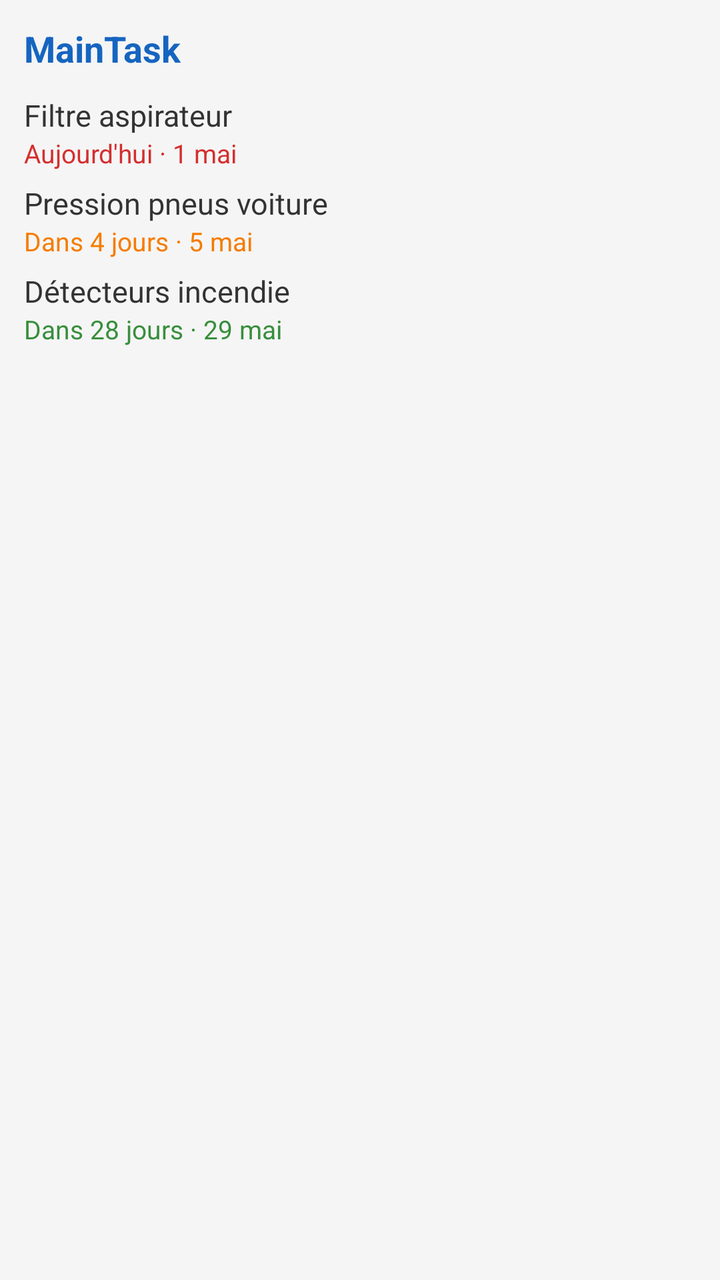
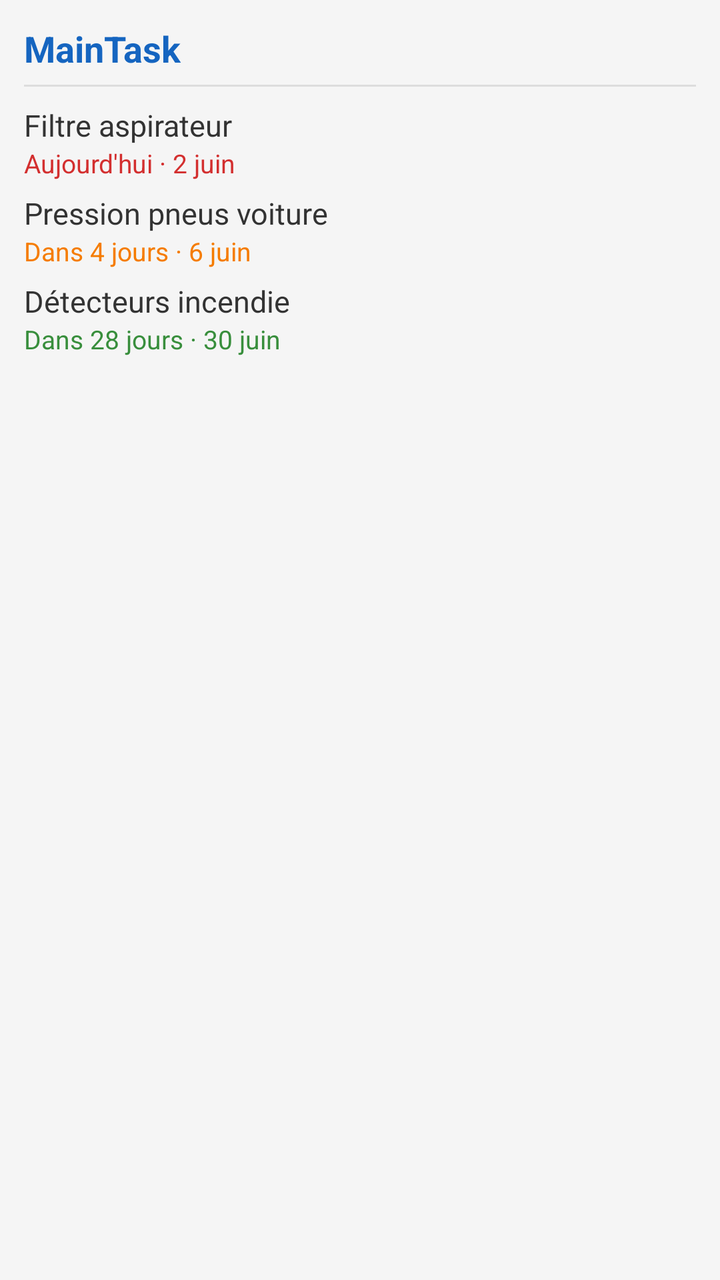

Two renders of the same Android screen: before a commit and after it. Below are the layout's source before the change and the commit's diff.
<!-- AndroidManifest.xml: application theme Theme.Maintask -->
<!-- res/layout/widget_preview.xml -->
<?xml version="1.0" encoding="utf-8"?>
<LinearLayout xmlns:android="http://schemas.android.com/apk/res/android"
    android:layout_width="match_parent"
    android:layout_height="match_parent"
    android:orientation="vertical"
    android:padding="12dp"
    android:background="#F5F5F5">

    <TextView
        android:layout_width="wrap_content"
        android:layout_height="wrap_content"
        android:text="MainTask"
        android:textSize="18sp"
        android:textStyle="bold"
        android:textColor="#1565C0" />

    <Space android:layout_width="match_parent" android:layout_height="8dp" />

    
    <LinearLayout
        android:layout_width="match_parent"
        android:layout_height="wrap_content"
        android:orientation="vertical"
        android:paddingVertical="3dp">
        <TextView
            android:layout_width="wrap_content"
            android:layout_height="wrap_content"
            android:text="Filtre aspirateur"
            android:textSize="15sp"
            android:textColor="#333333" />
        <TextView
            android:layout_width="wrap_content"
            android:layout_height="wrap_content"
            android:text="Aujourd'hui · 1 mai"
            android:textSize="13sp"
            android:textColor="#D32F2F" />
    </LinearLayout>

    
    <LinearLayout
        android:layout_width="match_parent"
        android:layout_height="wrap_content"
        android:orientation="vertical"
        android:paddingVertical="3dp">
        <TextView
            android:layout_width="wrap_content"
            android:layout_height="wrap_content"
            android:text="Pression pneus voiture"
            android:textSize="15sp"
            android:textColor="#333333" />
        <TextView
            android:layout_width="wrap_content"
            android:layout_height="wrap_content"
            android:text="Dans 4 jours · 5 mai"
            android:textSize="13sp"
            android:textColor="#F57C00" />
    </LinearLayout>

    
    <LinearLayout
        android:layout_width="match_parent"
        android:layout_height="wrap_content"
        android:orientation="vertical"
        android:paddingVertical="3dp">
        <TextView
            android:layout_width="wrap_content"
            android:layout_height="wrap_content"
            android:text="Détecteurs incendie"
            android:textSize="15sp"
            android:textColor="#333333" />
        <TextView
            android:layout_width="wrap_content"
            android:layout_height="wrap_content"
            android:text="Dans 28 jours · 29 mai"
            android:textSize="13sp"
            android:textColor="#388E3C" />
    </LinearLayout>

</LinearLayout>
<!-- resources referenced by this layout -->
<resources>
  <style name="Theme.Maintask" parent="android:Theme.Material.Light.NoActionBar" />
</resources>

<!-- the commit's change to res/layout/widget_preview.xml (unified diff, before → after) -->
@@ -14,14 +14,26 @@
         android:textStyle="bold"
         android:textColor="#1565C0" />
 
-    <Space android:layout_width="match_parent" android:layout_height="8dp" />
+    <View
+        android:layout_width="match_parent"
+        android:layout_height="6dp" />
+
+    <View
+        android:layout_width="match_parent"
+        android:layout_height="1dp"
+        android:background="#DDDDDD" />
+
+    <View
+        android:layout_width="match_parent"
+        android:layout_height="6dp" />
 
     
     <LinearLayout
         android:layout_width="match_parent"
         android:layout_height="wrap_content"
         android:orientation="vertical"
-        android:paddingVertical="3dp">
+        android:paddingTop="3dp"
+        android:paddingBottom="3dp">
         <TextView
             android:layout_width="wrap_content"
             android:layout_height="wrap_content"
@@ -31,7 +43,7 @@
         <TextView
             android:layout_width="wrap_content"
             android:layout_height="wrap_content"
-            android:text="Aujourd'hui · 1 mai"
+            android:text="Aujourd'hui · 2 juin"
             android:textSize="13sp"
             android:textColor="#D32F2F" />
     </LinearLayout>
@@ -41,7 +53,8 @@
         android:layout_width="match_parent"
         android:layout_height="wrap_content"
         android:orientation="vertical"
-        android:paddingVertical="3dp">
+        android:paddingTop="3dp"
+        android:paddingBottom="3dp">
         <TextView
             android:layout_width="wrap_content"
             android:layout_height="wrap_content"
@@ -51,7 +64,7 @@
         <TextView
             android:layout_width="wrap_content"
             android:layout_height="wrap_content"
-            android:text="Dans 4 jours · 5 mai"
+            android:text="Dans 4 jours · 6 juin"
             android:textSize="13sp"
             android:textColor="#F57C00" />
     </LinearLayout>
@@ -61,7 +74,8 @@
         android:layout_width="match_parent"
         android:layout_height="wrap_content"
         android:orientation="vertical"
-        android:paddingVertical="3dp">
+        android:paddingTop="3dp"
+        android:paddingBottom="3dp">
         <TextView
             android:layout_width="wrap_content"
             android:layout_height="wrap_content"
@@ -71,7 +85,7 @@
         <TextView
             android:layout_width="wrap_content"
             android:layout_height="wrap_content"
-            android:text="Dans 28 jours · 29 mai"
+            android:text="Dans 28 jours · 30 juin"
             android:textSize="13sp"
             android:textColor="#388E3C" />
     </LinearLayout>
